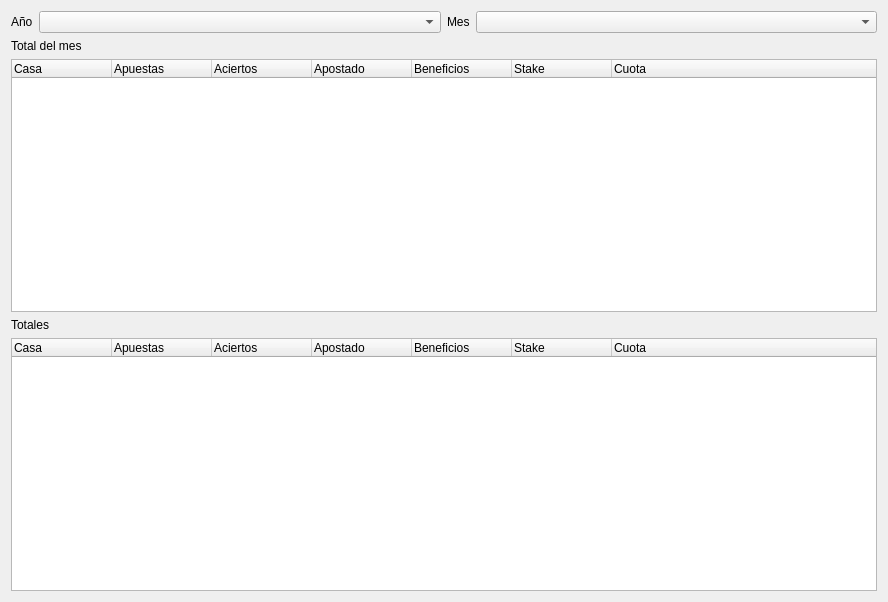
This is ui/stats_bookie.ui in soker90/betcon as Qt 5 draws it before an edit. The edited form follows.
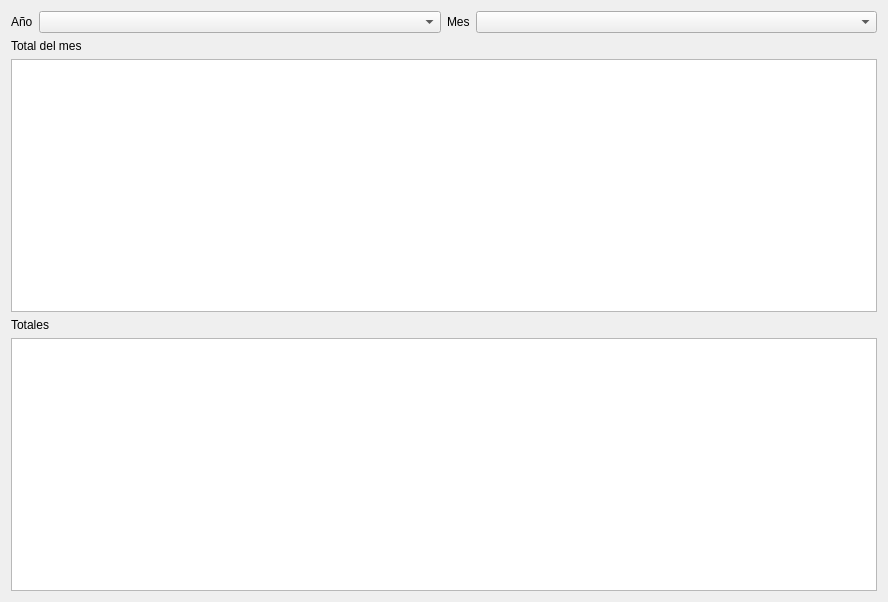
This is the edited form.

Commit message: feat(stats): migrate all stats modules from QTreeWidget to QTableView

```diff
--- a/ui/stats_bookie.ui
+++ b/ui/stats_bookie.ui
@@ -54,45 +54,19 @@
     </widget>
    </item>
    <item>
-    <widget class="QTreeWidget" name="treeMonth">
-     <property name="locale">
-      <locale language="English" country="UnitedStates"/>
+        <widget class="QTableView" name="treeMonth">
+     <property name="sortingEnabled">
+      <bool>true</bool>
      </property>
-     <column>
-      <property name="text">
-       <string>Casa</string>
-      </property>
-     </column>
-     <column>
-      <property name="text">
-       <string>Apuestas</string>
-      </property>
-     </column>
-     <column>
-      <property name="text">
-       <string>Aciertos</string>
-      </property>
-     </column>
-     <column>
-      <property name="text">
-       <string>Apostado</string>
-      </property>
-     </column>
-     <column>
-      <property name="text">
-       <string>Beneficios</string>
-      </property>
-     </column>
-     <column>
-      <property name="text">
-       <string>Stake</string>
-      </property>
-     </column>
-     <column>
-      <property name="text">
-       <string>Cuota</string>
-      </property>
-     </column>
+     <property name="alternatingRowColors">
+      <bool>true</bool>
+     </property>
+     <property name="showGrid">
+      <bool>false</bool>
+     </property>
+     <property name="selectionBehavior">
+      <enum>QAbstractItemView::SelectRows</enum>
+     </property>
     </widget>
    </item>
    <item>
@@ -103,45 +77,19 @@
     </widget>
    </item>
    <item>
-    <widget class="QTreeWidget" name="treeTotal">
-     <property name="locale">
-      <locale language="English" country="UnitedStates"/>
+        <widget class="QTableView" name="treeTotal">
+     <property name="sortingEnabled">
+      <bool>true</bool>
      </property>
-     <column>
-      <property name="text">
-       <string>Casa</string>
-      </property>
-     </column>
-     <column>
-      <property name="text">
-       <string>Apuestas</string>
-      </property>
-     </column>
-     <column>
-      <property name="text">
-       <string>Aciertos</string>
-      </property>
-     </column>
-     <column>
-      <property name="text">
-       <string>Apostado</string>
-      </property>
-     </column>
-     <column>
-      <property name="text">
-       <string>Beneficios</string>
-      </property>
-     </column>
-     <column>
-      <property name="text">
-       <string>Stake</string>
-      </property>
-     </column>
-     <column>
-      <property name="text">
-       <string>Cuota</string>
-      </property>
-     </column>
+     <property name="alternatingRowColors">
+      <bool>true</bool>
+     </property>
+     <property name="showGrid">
+      <bool>false</bool>
+     </property>
+     <property name="selectionBehavior">
+      <enum>QAbstractItemView::SelectRows</enum>
+     </property>
     </widget>
    </item>
   </layout>
```
The commit also changes 11 other files.
